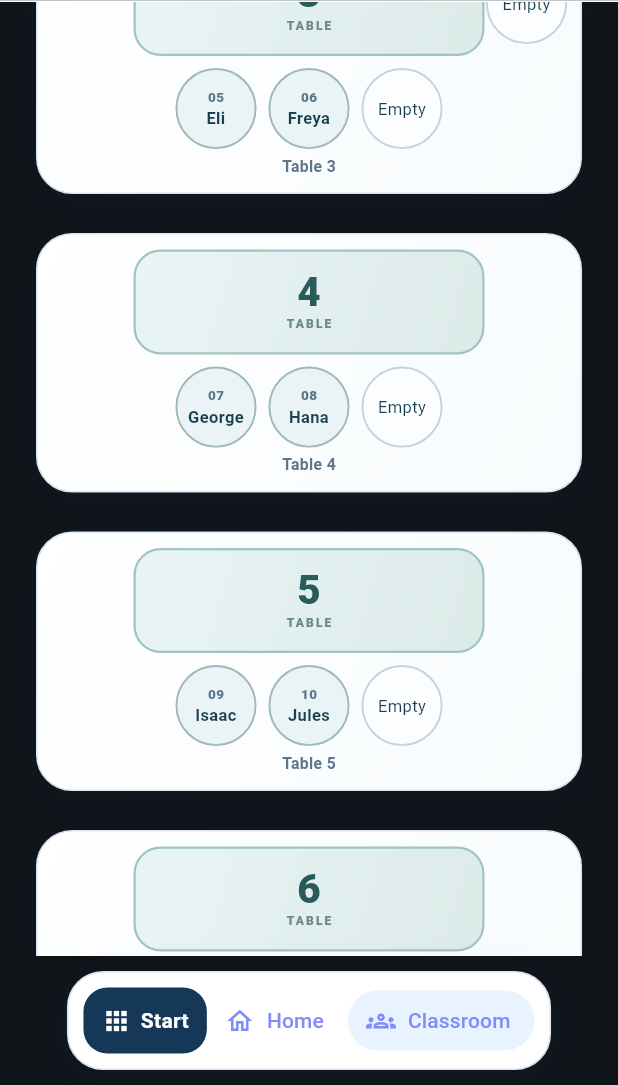
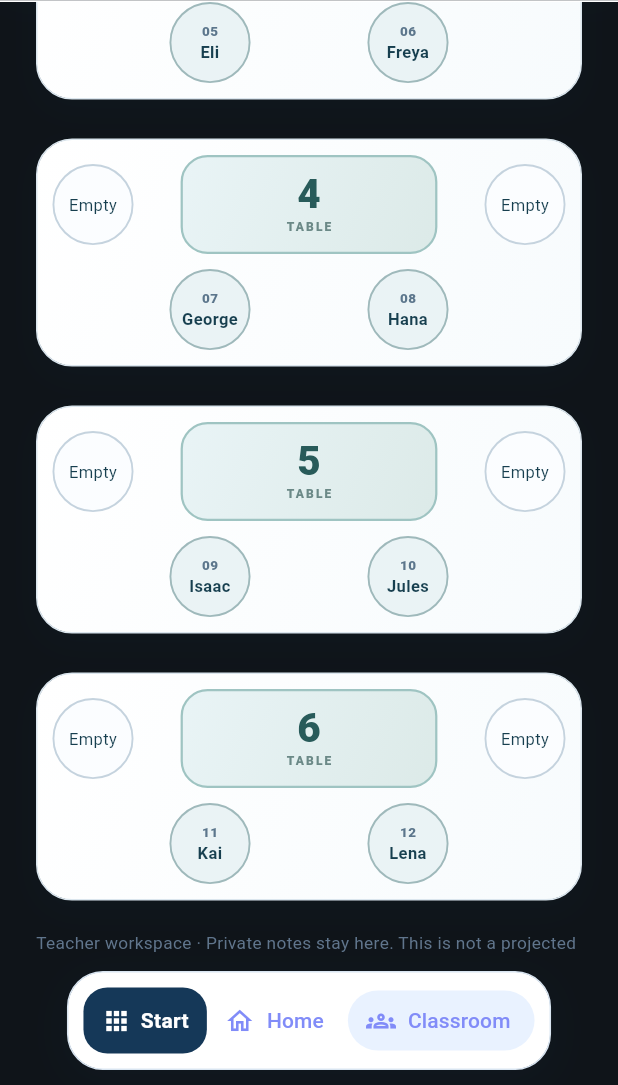
Before and after one commit to gastonstuart-lab/Gradeflow, a Flutter app: the TeachingJourney screen opened directly, item 3 of the bottom bar chosen, scrolled down 1152 dp, on a phone screen of 412 x 824 dp, the part 151-1236 px from its top. Run offline on Flutter 3.47's test engine with Material 3 defaults, Android fonts, the phone set to English and light mode, and no system bars; our stand-ins replace cloud_firestore, cloud_functions, csv, file_picker, firebase_auth, firebase_core and 10 more; missing offline and left inert: dart:js_interop, dart:ui_web, excel, icalendar_parser; accounts and stored records are empty.

Commit message:
Rebalance classroom table and seat geometry

```diff
--- a/lib/components/teaching_preview_room.dart
+++ b/lib/components/teaching_preview_room.dart
@@ -132,12 +132,10 @@ class _TeachingPreviewRoomState extends State<TeachingPreviewRoom> {
       ]);
 
   Widget _table(int table) {
-    final sideLeft = widget.allSideSeats ? table.isEven : table == 0;
-    final sideRight = widget.allSideSeats ? table.isOdd : table == 2;
     final lit = widget.spotlightTable == table;
     return AnimatedContainer(
       duration: const Duration(milliseconds: 110),
-      padding: const EdgeInsets.symmetric(vertical: 10, horizontal: 8),
+      padding: const EdgeInsets.symmetric(vertical: 10, horizontal: 10),
       decoration: BoxDecoration(
           gradient: lit
               ? const LinearGradient(
@@ -163,18 +161,25 @@ class _TeachingPreviewRoomState extends State<TeachingPreviewRoom> {
                   offset: Offset(0, 7)),
           ]),
       child: Column(children: [
-        Row(children: [
-          SizedBox(width: 56, child: sideLeft ? _seat(table * 4 + 3) : null),
+        Row(
+          crossAxisAlignment: CrossAxisAlignment.center,
+          children: [
+            _seat(table * 4 + 2),
+            const SizedBox(width: 10),
             Expanded(
+              child: Center(
+                child: FractionallySizedBox(
+                  widthFactor: .80,
                   child: Container(
-            height: 70,
+                    height: 66,
                     decoration: BoxDecoration(
                       gradient: const LinearGradient(
                           colors: [Color(0xffe9f4f6), Color(0xffdceae8)],
                           begin: Alignment.topLeft,
                           end: Alignment.bottomRight),
                       borderRadius: BorderRadius.circular(18),
-              border: Border.all(color: const Color(0xff9fc4c2), width: 1.5),
+                      border: Border.all(
+                          color: const Color(0xff9fc4c2), width: 1.5),
                     ),
                     child: Center(
                         child: Column(
@@ -194,24 +199,22 @@ class _TeachingPreviewRoomState extends State<TeachingPreviewRoom> {
                                   color: Color(0xff6b8987),
                                   fontWeight: FontWeight.w800)),
                         ])),
-          )),
-          SizedBox(width: 56, child: sideRight ? _seat(table * 4 + 3) : null),
-        ]),
-        const SizedBox(height: 8),
+                  ),
+                ),
+              ),
+            ),
+            const SizedBox(width: 10),
+            _seat(table * 4 + 3),
+          ],
+        ),
+        const SizedBox(height: 10),
         Row(
-            mainAxisAlignment: MainAxisAlignment.center,
-            children: List.generate(
-                3,
-                (seat) => Padding(
-                      padding: const EdgeInsets.symmetric(horizontal: 4),
-                      child: _seat(table * 4 + seat),
-                    ))),
-        const SizedBox(height: 4),
-        Text('Table ${table + 1}',
-            style: const TextStyle(
-                fontSize: 10.5,
-                fontWeight: FontWeight.w600,
-                color: Color(0xff60758c))),
+          mainAxisAlignment: MainAxisAlignment.spaceEvenly,
+          children: [
+            _seat(table * 4),
+            _seat(table * 4 + 1),
+          ],
+        ),
       ]),
     );
   }
```
Lines whose indentation alone changed are shown as unchanged.
